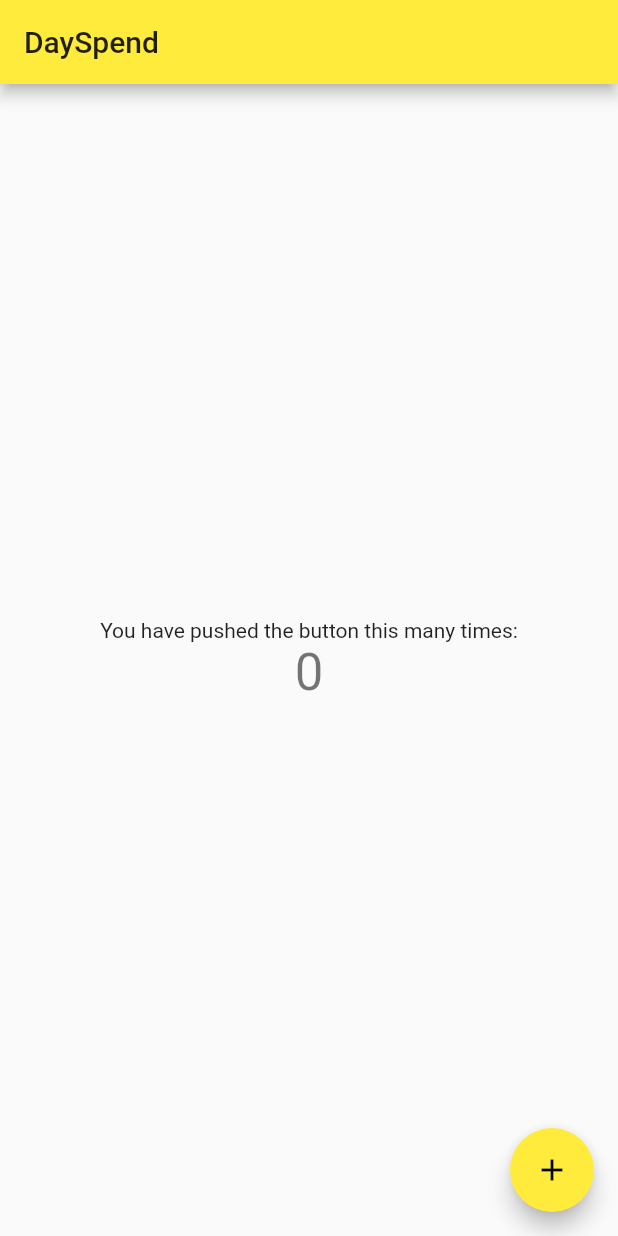
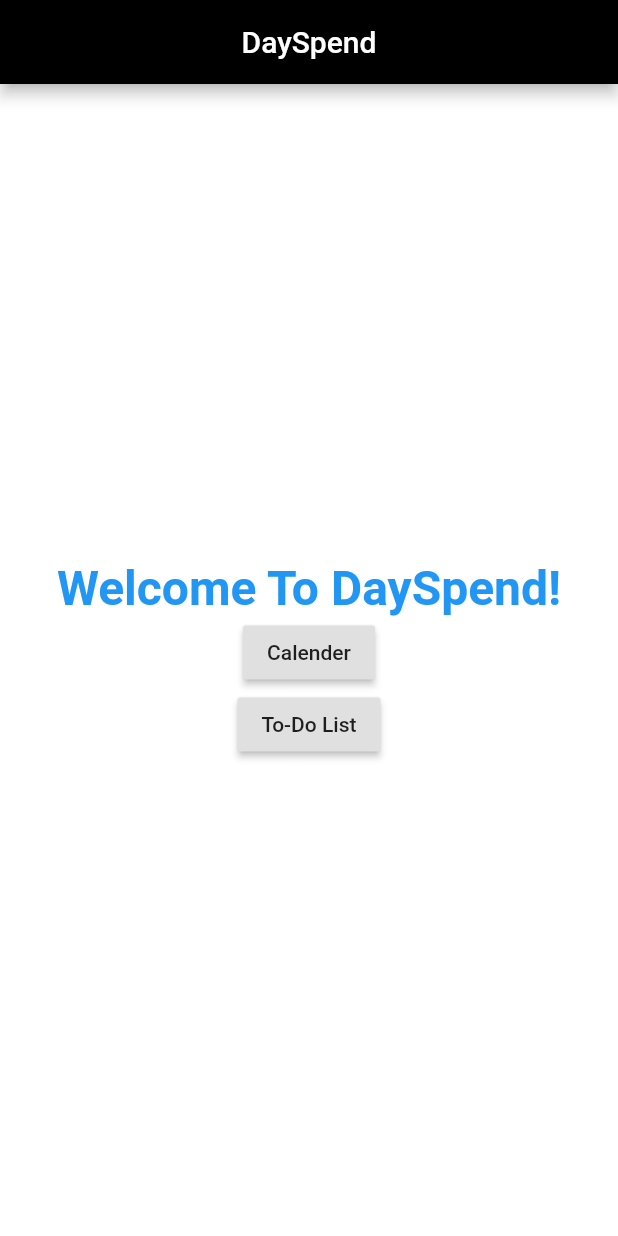
Before and after one commit to danielwse/Orbital, a Flutter app: the screen it shows after launch, on a phone screen of 412 x 824 dp. Run offline on Flutter 3.47's test engine with Material 2 defaults, Android fonts, the phone set to English and light mode, and no system bars.

Commit message:
initial changes to default

```diff
--- /dev/null
+++ b/DaySpend/lib/homepage.dart
@@ -0,0 +1,41 @@
+import 'package:flutter/material.dart';
+
+class HomePage extends StatelessWidget {
+  @override
+  Widget build(BuildContext context) {
+    return Scaffold(
+      backgroundColor: Colors.white,
+      appBar: AppBar(
+        backgroundColor: Colors.black,
+        title: Text("DaySpend",
+        style: TextStyle(color: Colors.white),
+        ),
+        centerTitle: true,
+      ),
+      body: Center(
+        child: Column(
+          mainAxisAlignment: MainAxisAlignment.center,
+          children: <Widget>[
+            Text("Welcome To DaySpend!",
+            style: TextStyle(
+              fontSize: 32,
+              fontWeight: FontWeight.bold,
+              foreground: Paint()
+              ..style = PaintingStyle.fill
+              ..strokeWidth = 3
+              ..color = Colors.blue
+            )
+            ),
+          new RaisedButton(onPressed: () {},
+          child: new Text("Calender"),
+          visualDensity: VisualDensity.adaptivePlatformDensity,
+          ),
+          new RaisedButton(onPressed: () {},
+          child : new Text("To-Do List"),
+          visualDensity: VisualDensity.adaptivePlatformDensity,
+          )
+          ],
+        ),)
+      );
+    }
+  }
--- a/DaySpend/lib/main.dart
+++ b/DaySpend/lib/main.dart
@@ -1,10 +1,10 @@
 import 'package:flutter/material.dart';
-
+import 'homepage.dart';
 void main() {
-  runApp(MyApp());
+  runApp(MaterialApp(home: HomePage()));
 }
 
-class MyApp extends StatelessWidget {
+/* class MyApp extends StatelessWidget {
   // This widget is the root of your application.
   @override
   Widget build(BuildContext context) {
@@ -114,4 +114,4 @@ class _MyHomePageState extends State<MyHomePage> {
       ), // This trailing comma makes auto-formatting nicer for build methods. Hi.
     );
   }
-}
+ } */
```
Also changed, not shown: 1 other file.
